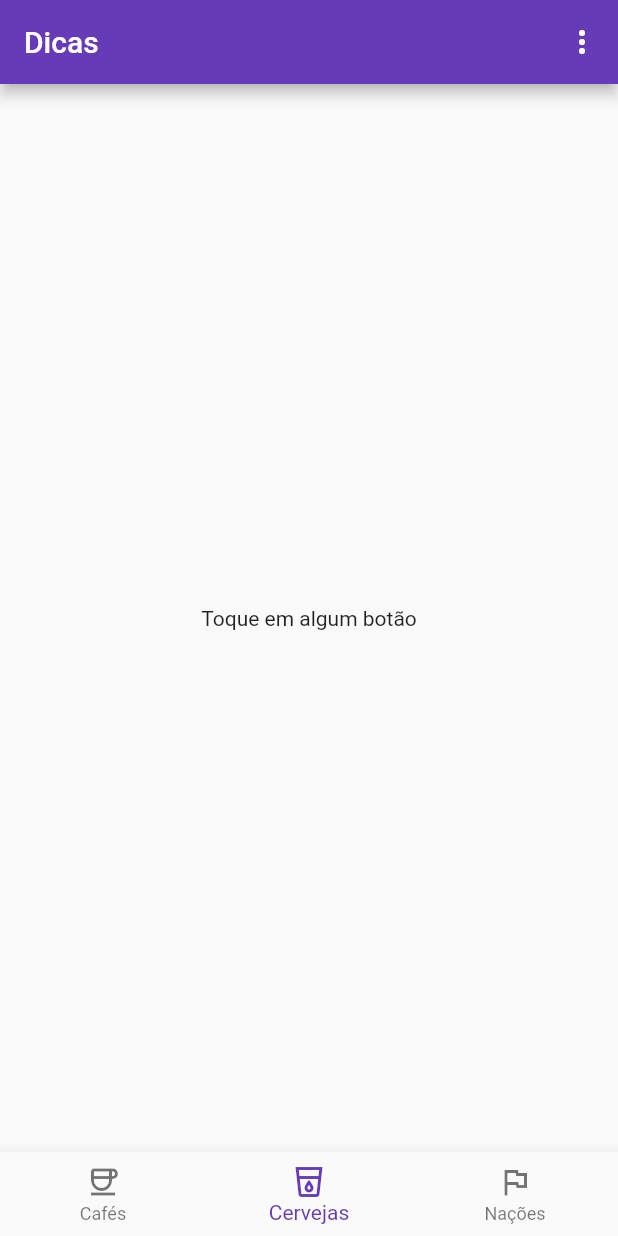
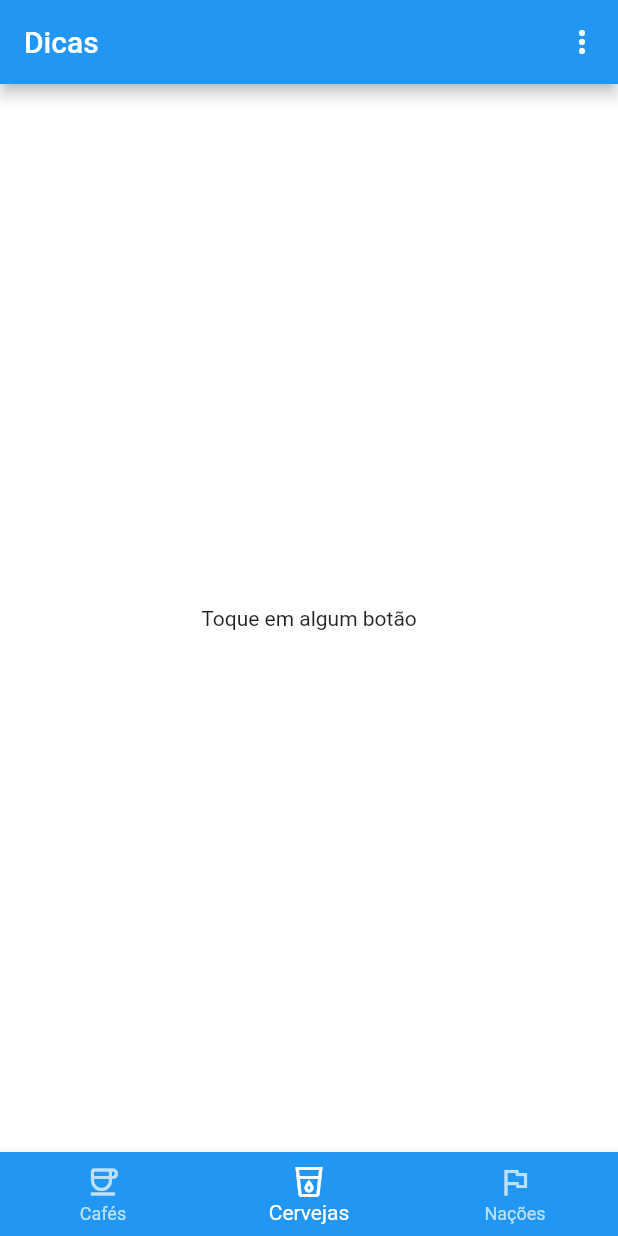
Before and after one commit to ErickBezerrar/POO-1, a Flutter app: the screen it shows after launch, on a phone screen of 412 x 824 dp. Run offline on Flutter 3.47's test engine with Material 2 defaults, Android fonts, the phone set to English and light mode, and no system bars; our stand-ins replace flutter_hooks; key blocks and very long unbroken strings in the code were emptied for the run.

```diff
--- a/receita10/lib/view/widgets.dart
+++ b/receita10/lib/view/widgets.dart
@@ -12,7 +12,11 @@ class MyApp extends StatelessWidget {
   @override
   Widget build(BuildContext context) {
     return MaterialApp(
-      theme: ThemeData(primarySwatch: Colors.deepPurple),
+      theme: ThemeData(
+        primarySwatch: Colors.blue, // Altere a cor primária para azul
+        colorScheme: ThemeData().colorScheme.copyWith(secondary: Colors.deepPurple), // Altere a cor de destaque para roxo
+        scaffoldBackgroundColor: Colors.white, // Altere a cor de fundo para branco
+      ),
       debugShowCheckedModeBanner: false,
       home: Scaffold(
         appBar: AppBar(
@@ -68,6 +72,9 @@ class NewNavBar extends HookWidget {
   Widget build(BuildContext context) {
     var state = useState(1);
     return BottomNavigationBar(
+      backgroundColor: Colors.blue, // Altere a cor de fundo para azul
+      selectedItemColor: Colors.white, // Altere a cor do item selecionado para branco
+      unselectedItemColor: Colors.white70, // Altere a cor dos itens não selecionados para branco com transparência
       onTap: (index) {
         state.value = index;
         itemSelectedCallback(index);
@@ -91,35 +98,41 @@ class NewNavBar extends HookWidget {
   }
 }
 
-
-
 class DataTableWidget extends StatelessWidget {
   final List jsonObjects;
   final List<String> columnNames;
   final List<String> propertyNames;
 
-  DataTableWidget( {this.jsonObjects = const [], this.columnNames = const [], this.propertyNames= const []});
+  DataTableWidget({this.jsonObjects = const [], this.columnNames = const [], this.propertyNames = const []});
 
   @override
-
   Widget build(BuildContext context) {
     return DataTable(
-      columns: columnNames.map(
-                (name) => DataColumn(
-                  onSort: (columnIndex, ascending) =>
-                    dataService.ordenarEstadoAtual(propertyNames[columnIndex]),
-                  label: Expanded(
-                    child: Text(name, style: TextStyle(fontStyle: FontStyle.italic))
+      headingRowColor: MaterialStateColor.resolveWith((states) => Colors.blue), // Altere a cor da linha de cabeçalho para azul
+      dataRowColor: MaterialStateColor.resolveWith((states) => Colors.white), // Altere a cor das linhas de dados para branco
+      dataRowHeight: 50, // Altere a altura das linhas de dados
+      columns: columnNames
+          .map(
+            (name) => DataColumn(
+              onSort: (columnIndex, ascending) =>
+                  dataService.ordenarEstadoAtual(propertyNames[columnIndex]),
+              label: Expanded(
+                child: Text(name, style: TextStyle(fontStyle: FontStyle.italic)),
+              ),
+            ),
+          )
+          .toList(),
+      rows: jsonObjects
+          .map(
+            (obj) => DataRow(
+              cells: propertyNames
+                  .map(
+                    (propName) => DataCell(Text(obj[propName])),
                   )
-                )
-              ).toList(),
-
-      rows: jsonObjects.map(
-        (obj) => DataRow(
-            cells: propertyNames.map(
-              (propName) => DataCell(Text(obj[propName]))
-            ).toList()
+                  .toList(),
+            ),
           )
-        ).toList());
+          .toList(),
+    );
   }
 }
--- a/receita10b/lib/view/widgets.dart
+++ b/receita10b/lib/view/widgets.dart
@@ -6,30 +6,17 @@ class Options {
   static const List<int> options = [3, 5, 7];
 }
 
-class MyCustomScrollBehavior extends ScrollBehavior {
-  @override
-  Widget buildViewportChrome(
-    BuildContext context,
-    Widget child,
-    AxisDirection axisDirection,
-  ) {
-    return GlowingOverscrollIndicator(
-      child: child,
-      axisDirection: axisDirection,
-      color: Colors.deepPurple,
-      showLeading: false,
-      showTrailing: false,
-    );
-  }
-}
-
 class MyApp extends StatelessWidget {
   final List<int> loadOptions = Options.options;
 
   @override
   Widget build(BuildContext context) {
     return MaterialApp(
-      theme: ThemeData(primarySwatch: Colors.deepPurple),
+      theme: ThemeData(
+        primarySwatch: Colors.blue, // Altere a cor primária para azul
+        colorScheme: ThemeData().colorScheme.copyWith(secondary: Colors.deepPurple), // Altere a cor de destaque para roxo
+        scaffoldBackgroundColor: Colors.white, // Altere a cor de fundo para branco
+      ),
       debugShowCheckedModeBanner: false,
       home: Scaffold(
         appBar: AppBar(
@@ -77,18 +64,20 @@ class MyApp extends StatelessWidget {
 }
 
 class NewNavBar extends HookWidget {
-  final _itemSelectedCallback;
+  final Function(int) itemSelectedCallback;
 
-  NewNavBar({itemSelectedCallback})
-      : _itemSelectedCallback = itemSelectedCallback ?? (int) {}
+  NewNavBar({required this.itemSelectedCallback});
 
   @override
   Widget build(BuildContext context) {
     var state = useState(1);
     return BottomNavigationBar(
+      backgroundColor: Colors.blue, // Altere a cor de fundo para azul
+      selectedItemColor: Colors.white, // Altere a cor do item selecionado para branco
+      unselectedItemColor: Colors.white70, // Altere a cor dos itens não selecionados para branco com transparência
       onTap: (index) {
         state.value = index;
-          _itemSelectedCallback(index);
+        itemSelectedCallback(index);
       },
       currentIndex: state.value,
       items: const [
@@ -97,10 +86,15 @@ class NewNavBar extends HookWidget {
           icon: Icon(Icons.coffee_outlined),
         ),
         BottomNavigationBarItem(
-              label: "Cervejas", icon: Icon(Icons.local_drink_outlined)),
+          label: "Cervejas",
+          icon: Icon(Icons.local_drink_outlined),
+        ),
         BottomNavigationBarItem(
-              label: "Nações", icon: Icon(Icons.flag_outlined))
-        ]);
+          label: "Nações",
+          icon: Icon(Icons.flag_outlined),
+        ),
+      ],
+    );
   }
 }
 
@@ -109,27 +103,36 @@ class DataTableWidget extends StatelessWidget {
   final List<String> columnNames;
   final List<String> propertyNames;
 
-  DataTableWidget(
-      {this.jsonObjects = const [],
-      this.columnNames = const [],
-      this.propertyNames = const []});
+  DataTableWidget({this.jsonObjects = const [], this.columnNames = const [], this.propertyNames = const []});
 
   @override
   Widget build(BuildContext context) {
     return DataTable(
+      headingRowColor: MaterialStateColor.resolveWith((states) => Colors.blue), // Altere a cor da linha de cabeçalho para azul
+      dataRowColor: MaterialStateColor.resolveWith((states) => Colors.white), // Altere a cor das linhas de dados para branco
+      dataRowHeight: 50, // Altere a altura das linhas de dados
       columns: columnNames
-        .map((name) => DataColumn(
+          .map(
+            (name) => DataColumn(
               onSort: (columnIndex, ascending) =>
                   dataService.ordenarEstadoAtual(propertyNames[columnIndex]),
               label: Expanded(
-            child: Text(name,
-              style: TextStyle(fontStyle: FontStyle.italic)))))
+                child: Text(name, style: TextStyle(fontStyle: FontStyle.italic)),
+              ),
+            ),
+          )
           .toList(),
       rows: jsonObjects
-        .map((obj) => DataRow(
+          .map(
+            (obj) => DataRow(
               cells: propertyNames
-            .map((propName) => DataCell(Text(obj[propName])))
-            .toList()))
-        .toList());
+                  .map(
+                    (propName) => DataCell(Text(obj[propName])),
+                  )
+                  .toList(),
+            ),
+          )
+          .toList(),
+    );
   }
 }
--- a/receita10b/pubspec.yaml
+++ b/receita10b/pubspec.yaml
@@ -31,6 +31,9 @@ dependencies:
   flutter:
     sdk: flutter
 
+  flutter_hooks: ^0.18.6
+  http: ^0.13.3
+  transparent_image: ^2.0.1
 
   # The following adds the Cupertino Icons font to your application.
   # Use with the CupertinoIcons class for iOS style icons.
```
Also changed, not shown: receita10/pubspec.yaml (+5 -2 lines), receita10/pubspec.lock, receita10b/pubspec.lock. Lines whose indentation alone changed are shown as unchanged.
